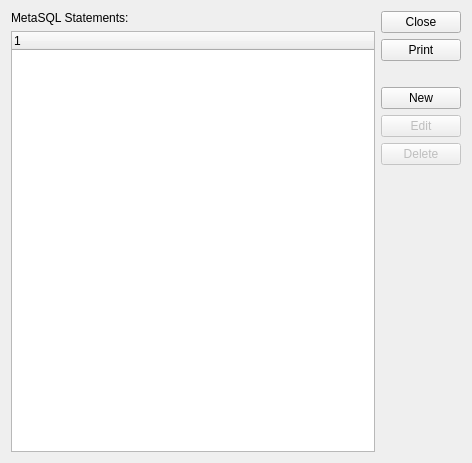
Above: guiclient/metasqls.ui from knowhow/xtuple before the change. Below: the same form after it.
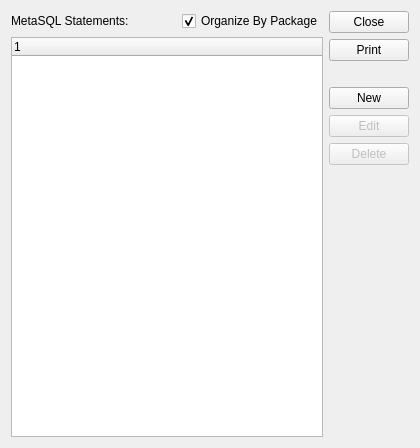
That is the form after the change. Custom widgets are drawn as their Qt base class.

Diff of the .ui file:
```diff
--- a/guiclient/metasqls.ui
+++ b/guiclient/metasqls.ui
@@ -6,15 +6,15 @@
    <rect>
     <x>0</x>
     <y>0</y>
-    <width>472</width>
-    <height>463</height>
+    <width>420</width>
+    <height>448</height>
    </rect>
   </property>
   <property name="windowTitle">
    <string>MetaSQL Statements</string>
   </property>
   <layout class="QGridLayout" name="gridLayout">
-   <item row="0" column="1" rowspan="2">
+   <item row="0" column="3" rowspan="2">
     <layout class="QVBoxLayout" name="verticalLayout">
      <item>
       <widget class="QPushButton" name="_close">
@@ -95,12 +95,40 @@
      </property>
     </widget>
    </item>
-   <item row="1" column="0">
+   <item row="1" column="0" colspan="3">
     <widget class="XTreeWidget" name="_list"/>
    </item>
+   <item row="0" column="2">
+    <widget class="XCheckBox" name="_byPackage">
+     <property name="text">
+      <string>Organize By Package</string>
+     </property>
+     <property name="checked">
+      <bool>true</bool>
+     </property>
+    </widget>
+   </item>
+   <item row="0" column="1">
+    <spacer name="horizontalSpacer">
+     <property name="orientation">
+      <enum>Qt::Horizontal</enum>
+     </property>
+     <property name="sizeHint" stdset="0">
+      <size>
+       <width>40</width>
+       <height>20</height>
+      </size>
+     </property>
+    </spacer>
+   </item>
   </layout>
  </widget>
  <customwidgets>
+  <customwidget>
+   <class>XCheckBox</class>
+   <extends>QCheckBox</extends>
+   <header>xcheckbox.h</header>
+  </customwidget>
   <customwidget>
    <class>XTreeWidget</class>
    <extends>QTreeWidget</extends>
```
